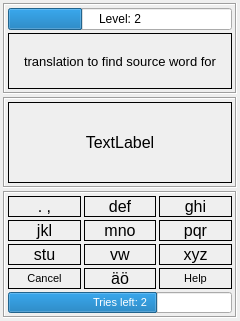
Old version of the form src/trainerdialog.ui in the repository sergburn/firu.qt.
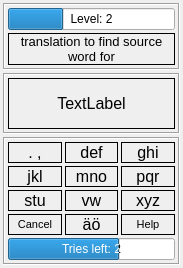
New version of the form.

Commit message: fixed orientation change in trainer dialog

What changed in the file:
```diff
--- a/src/trainerdialog.ui
+++ b/src/trainerdialog.ui
@@ -5,8 +5,8 @@
    <rect>
     <x>0</x>
     <y>0</y>
-    <width>240</width>
-    <height>321</height>
+    <width>183</width>
+    <height>268</height>
    </rect>
   </property>
   <property name="windowTitle" >
@@ -403,11 +403,6 @@
         </item>
         <item>
          <widget class="QProgressBar" name="progressBar" >
-          <property name="font" >
-           <font>
-            <pointsize>8</pointsize>
-           </font>
-          </property>
           <property name="maximum" >
            <number>3</number>
           </property>
```
Left out of the diff: 19 changed lines with no effect on the pictures. The commit also changes 3 other files.
